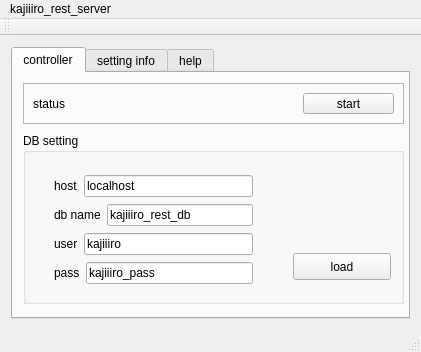
First picture: the form in kajiiiro_rest_server/kajiiiro_rest_server.ui, repository kajiiiro/kajiiiro_rest_server, before the edit.
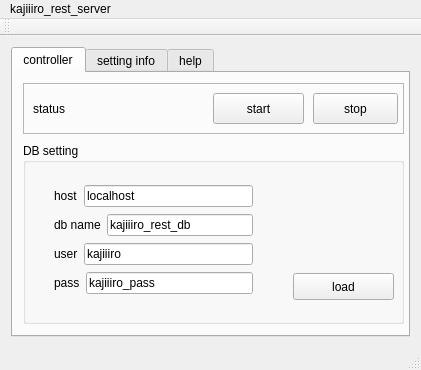
Second picture: the form after the edit.

What changed in the file:
```diff
--- a/kajiiiro_rest_server/kajiiiro_rest_server.ui
+++ b/kajiiiro_rest_server/kajiiiro_rest_server.ui
@@ -7,7 +7,7 @@
     <x>0</x>
     <y>0</y>
     <width>421</width>
-    <height>352</height>
+    <height>370</height>
    </rect>
   </property>
   <property name="windowTitle">
@@ -30,7 +30,7 @@
           <x>10</x>
           <y>10</y>
           <width>381</width>
-          <height>41</height>
+          <height>51</height>
          </rect>
         </property>
         <property name="frameShape">
@@ -44,8 +44,8 @@
           <rect>
            <x>10</x>
            <y>10</y>
-           <width>261</width>
-           <height>21</height>
+           <width>171</width>
+           <height>31</height>
           </rect>
          </property>
          <property name="text">
@@ -55,24 +55,37 @@
         <widget class="QPushButton" name="pushButton_start_stop">
          <property name="geometry">
           <rect>
-           <x>280</x>
+           <x>190</x>
            <y>10</y>
            <width>91</width>
-           <height>21</height>
+           <height>31</height>
           </rect>
          </property>
          <property name="text">
           <string>start</string>
          </property>
         </widget>
+        <widget class="QPushButton" name="pushButton_stop">
+         <property name="geometry">
+          <rect>
+           <x>290</x>
+           <y>10</y>
+           <width>85</width>
+           <height>31</height>
+          </rect>
+         </property>
+         <property name="text">
+          <string>stop</string>
+         </property>
+        </widget>
        </widget>
        <widget class="QGroupBox" name="groupBox">
         <property name="geometry">
          <rect>
           <x>10</x>
-          <y>60</y>
+          <y>70</y>
           <width>381</width>
-          <height>171</height>
+          <height>181</height>
          </rect>
         </property>
         <property name="title">
@@ -82,8 +95,8 @@
          <property name="geometry">
           <rect>
            <x>270</x>
-           <y>120</y>
-           <width>98</width>
+           <y>130</y>
+           <width>101</width>
            <height>27</height>
           </rect>
          </property>
@@ -91,7 +104,7 @@
           <string>load</string>
          </property>
         </widget>
-        <widget class="QWidget" name="">
+        <widget class="QWidget" name="layoutWidget">
          <property name="geometry">
           <rect>
            <x>20</x>
```
Left out of the diff: 16 changed lines with no effect on the pictures.
